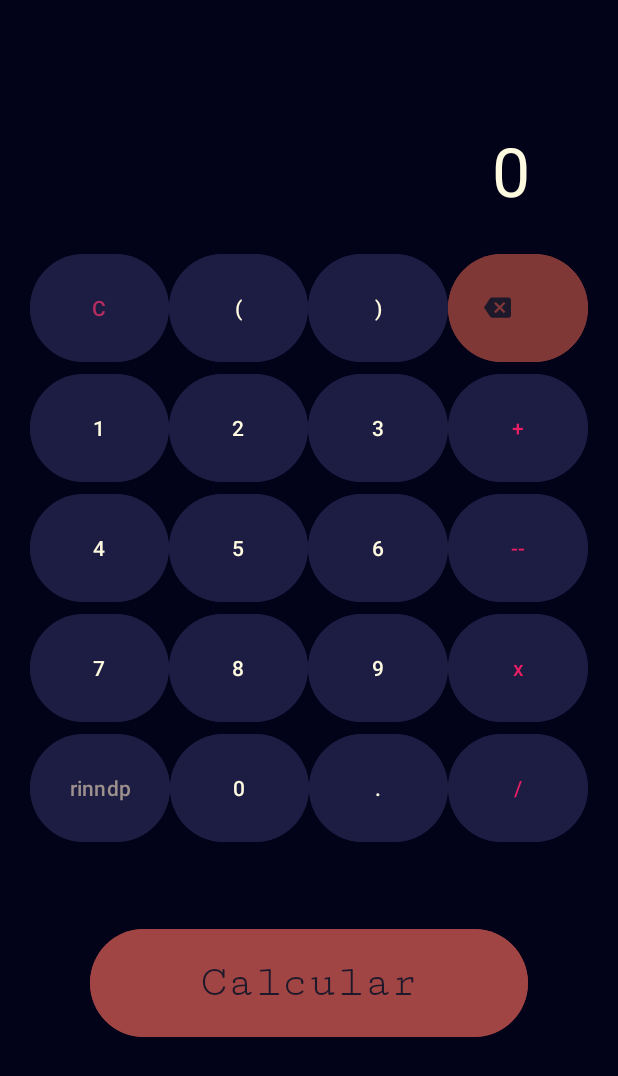
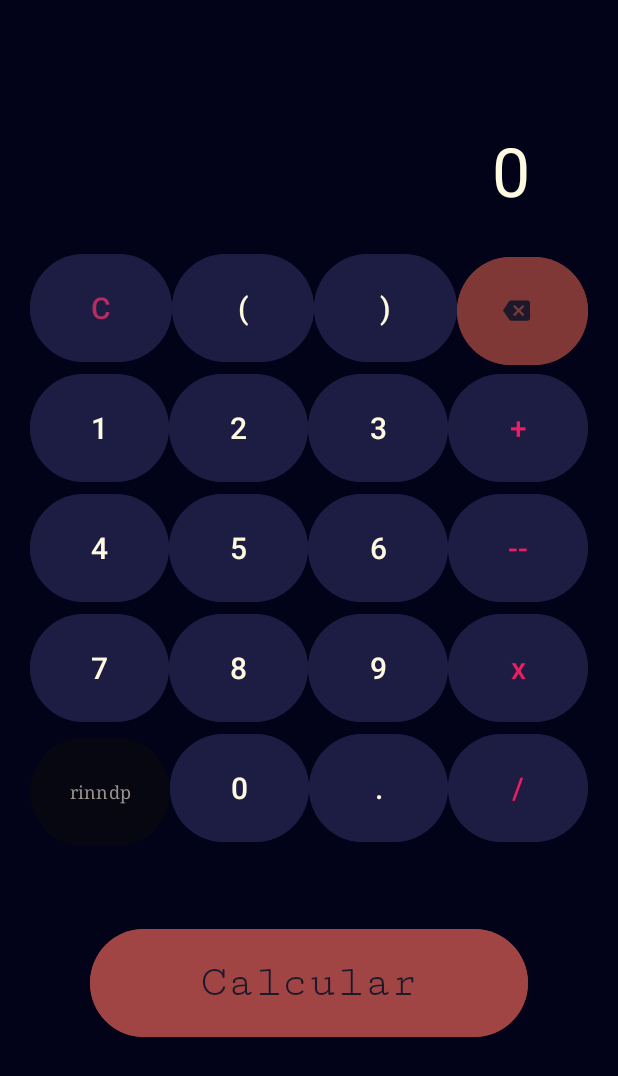
Before and after one commit to rinndp/epsum-pdmd-calculator, an Android app: the screen it shows after launch (MainActivity), on a phone screen of 412 x 824 dp. Shown: the top 1076 px of the screen. Run offline under Robolectric (Android 15) with nearby library versions, the phone set to English and light mode, and no system bars; libraries missing offline, so code that uses them is left out: com.udojava.evalex.

Commit message:
mejoras estéticas y control de errores

```diff
--- a/app/src/main/java/com/rinndp/calculator/MainActivity.java
+++ b/app/src/main/java/com/rinndp/calculator/MainActivity.java
@@ -62,9 +62,13 @@ public class MainActivity extends AppCompatActivity {
         arrayListButtons.add(button9);
 
 
+
+
         TextView pantalla = findViewById(R.id.screen);
         TextView pantallaArriba = findViewById(R.id.screen2);
         pantalla.setText(null);
+
+
 
         buttonC.setOnClickListener(new View.OnClickListener() {
             @Override
@@ -88,7 +92,7 @@ public class MainActivity extends AppCompatActivity {
                 if (!pantallaTexto.isEmpty()) {
                     char lastChar = pantallaTexto.charAt(pantallaTexto.length() - 1);
                     if (lastChar != '-' && lastChar != '+') {
-                        pantallaArriba.setText(pantallaArriba.getText().toString() + "" + pantallaTexto + " + ");
+                        pantallaArriba.setText(pantallaTextoArriba + "" + pantallaTexto + " + ");
                     }
                     pantalla.setText(null);
                 } else if (pantallaTextoArriba.isEmpty()){
@@ -167,6 +171,9 @@ public class MainActivity extends AppCompatActivity {
         buttonResult.setOnClickListener(new View.OnClickListener() {
             @Override
             public void onClick(View view) {
+                if (pantalla.getText().toString().isEmpty()) {
+                    pantalla.setText("0");
+                }
                 String operacion = pantallaArriba.getText().toString() + pantalla.getText().toString();
                 try {
                     Expression expression = new Expression(operacion);
@@ -183,8 +190,8 @@ public class MainActivity extends AppCompatActivity {
                     pantallaArriba.setText(pantallaArriba.getText().toString() + pantalla.getText().toString() +" =");
                     pantalla.setText(resultadoFormateado);
                 } catch (Exception e) {
-                    pantallaArriba.setText(null);
-                    pantalla.setText("Error: k e lo kepuziste");
+                    pantallaArriba.setText("Error:");
+                    pantalla.setText("k e lo kepuziste");
                 }
             }
         });
--- a/app/src/main/res/layout/activity_main.xml
+++ b/app/src/main/res/layout/activity_main.xml
@@ -72,6 +72,8 @@
                 android:layout_weight="1"
                 android:text="C"
                 android:textColor="#B62D61"
+                android:textSize="20sp"
+
                 />
 
             <Button
@@ -82,7 +84,9 @@
                 android:layout_weight="1"
                 android:backgroundTint="#1D1D44"
                 android:text="("
-                android:textColor="@color/cremita" />
+                android:textColor="@color/cremita"
+                android:textSize="20sp"
+                />
 
             <Button
                 style="@style/Widget.Material3.Button.TonalButton"
@@ -92,17 +96,21 @@
                 android:backgroundTint="#1D1D44"
                 android:layout_weight="1"
                 android:text=")"
-                android:textColor="@color/cremita"/>
+                android:textColor="@color/cremita"
+                android:textSize="20sp"
+                />
 
             <Button
                 android:id="@+id/buttonBackspace"
                 style="@style/Widget.Material3.Button.TonalButton"
-                android:layout_width="wrap_content"
+                android:layout_width="80dp"
                 android:layout_height="80dp"
                 android:layout_weight="1"
                 android:backgroundTint="#803837"
                 app:icon="@drawable/icon_backspace"
-
+                app:iconGravity="textStart"
+                app:iconSize="18dp"
+                android:gravity="center"
                 />
         </LinearLayout>
 
@@ -119,7 +127,9 @@
                 android:backgroundTint="#1D1D44"
                 android:layout_weight="1"
                 android:text="1"
-                android:textColor="@color/cremita"/>
+                android:textColor="@color/cremita"
+                android:textSize="20sp"
+                />
 
             <Button
                 style="@style/Widget.Material3.Button.TonalButton"
@@ -129,7 +139,9 @@
                 android:backgroundTint="#1D1D44"
                 android:layout_weight="1"
                 android:text="2"
-                android:textColor="@color/cremita"/>
+                android:textColor="@color/cremita"
+                android:textSize="20sp"
+                />
 
             <Button
                 style="@style/Widget.Material3.Button.TonalButton"
@@ -139,7 +151,9 @@
                 android:backgroundTint="#1D1D44"
                 android:layout_weight="1"
                 android:text="3"
-                android:textColor="@color/cremita"/>
+                android:textColor="@color/cremita"
+                android:textSize="20sp"
+                />
 
             <Button
                 style="@style/Widget.Material3.Button.TonalButton"
@@ -149,7 +163,9 @@
                 android:backgroundTint="#1D1D44"
                 android:layout_weight="1"
                 android:text="+"
-                android:textColor="#E91E63"/>
+                android:textColor="#E91E63"
+                android:textSize="20sp"
+                />
         </LinearLayout>
 
         <LinearLayout
@@ -166,7 +182,9 @@
                 android:backgroundTint="#1D1D44"
                 android:layout_weight="1"
                 android:text="4"
-                android:textColor="@color/cremita"/>
+                android:textColor="@color/cremita"
+                android:textSize="20sp"
+                />
 
             <Button
                 style="@style/Widget.Material3.Button.TonalButton"
@@ -176,7 +194,9 @@
                 android:backgroundTint="#1D1D44"
                 android:layout_weight="1"
                 android:text="5"
-                android:textColor="@color/cremita"/>
+                android:textColor="@color/cremita"
+                android:textSize="20sp"
+                />
 
             <Button
                 style="@style/Widget.Material3.Button.TonalButton"
@@ -186,7 +206,9 @@
                 android:backgroundTint="#1D1D44"
                 android:layout_weight="1"
                 android:text="6"
-                android:textColor="@color/cremita"/>
+                android:textColor="@color/cremita"
+                android:textSize="20sp"
+                />
 
             <Button
                 style="@style/Widget.Material3.Button.TonalButton"
@@ -196,7 +218,9 @@
                 android:backgroundTint="#1D1D44"
                 android:layout_weight="1"
                 android:text="--"
-                android:textColor="#E91E63" />
+                android:textColor="#E91E63"
+                android:textSize="20sp"
+                />
 
         </LinearLayout>
         <LinearLayout
@@ -213,7 +237,9 @@
                 android:backgroundTint="#1D1D44"
                 android:layout_weight="1"
                 android:text="7"
-                android:textColor="@color/cremita"/>
+                android:textColor="@color/cremita"
+                android:textSize="20sp"
+                />
 
             <Button
                 style="@style/Widget.Material3.Button.TonalButton"
@@ -223,7 +249,9 @@
                 android:backgroundTint="#1D1D44"
                 android:layout_weight="1"
                 android:text="8"
-                android:textColor="@color/cremita"/>
+                android:textColor="@color/cremita"
+                android:textSize="20sp"
+                />
 
             <Button
                 style="@style/Widget.Material3.Button.TonalButton"
@@ -233,7 +261,9 @@
                 android:backgroundTint="#1D1D44"
                 android:layout_weight="1"
                 android:text="9"
-                android:textColor="@color/cremita"/>
+                android:textColor="@color/cremita"
+                android:textSize="20sp"
+                />
 
             <Button
                 style="@style/Widget.Material3.Button.TonalButton"
@@ -243,7 +273,9 @@
                 android:backgroundTint="#1D1D44"
                 android:layout_weight="1"
                 android:text="x"
-                android:textColor="#E91E63"/>
+                android:textColor="#E91E63"
+                android:textSize="20sp"
+                />
 
         </LinearLayout>
 
@@ -258,10 +290,13 @@
                 android:id="@+id/buttonNegative"
                 android:layout_width="wrap_content"
                 android:layout_height="80dp"
-                android:backgroundTint="#1D1D44"
+                android:backgroundTint="#070712"
                 android:layout_weight="1"
                 android:text="rinndp"
-                android:textColor="#9C918C"/>
+                android:fontFamily="serif"
+                android:textColor="#9C918C"
+                android:textSize="12sp"
+                />
 
             <Button
                 style="@style/Widget.Material3.Button.TonalButton"
@@ -271,7 +306,9 @@
                 android:backgroundTint="#1D1D44"
                 android:layout_weight="1"
                 android:text="0"
-                android:textColor="@color/cremita"/>
+                android:textColor="@color/cremita"
+                android:textSize="20sp"
+                />
 
             <Button
                 style="@style/Widget.Material3.Button.TonalButton"
@@ -282,6 +319,7 @@
                 android:layout_weight="1"
                 android:text="."
                 android:textColor="@color/cremita"
+                android:textSize="20sp"
                 />
 
             <Button
@@ -293,6 +331,7 @@
                 android:layout_weight="1"
                 android:text="/"
                 android:textColor="#E91E63"
+                android:textSize="20sp"
                 />
 
         </LinearLayout>
@@ -317,8 +356,5 @@
                 android:textSize="30sp" />
 
         </LinearLayout>
-
-
     </LinearLayout>
-
 </androidx.constraintlayout.widget.ConstraintLayout>
```
